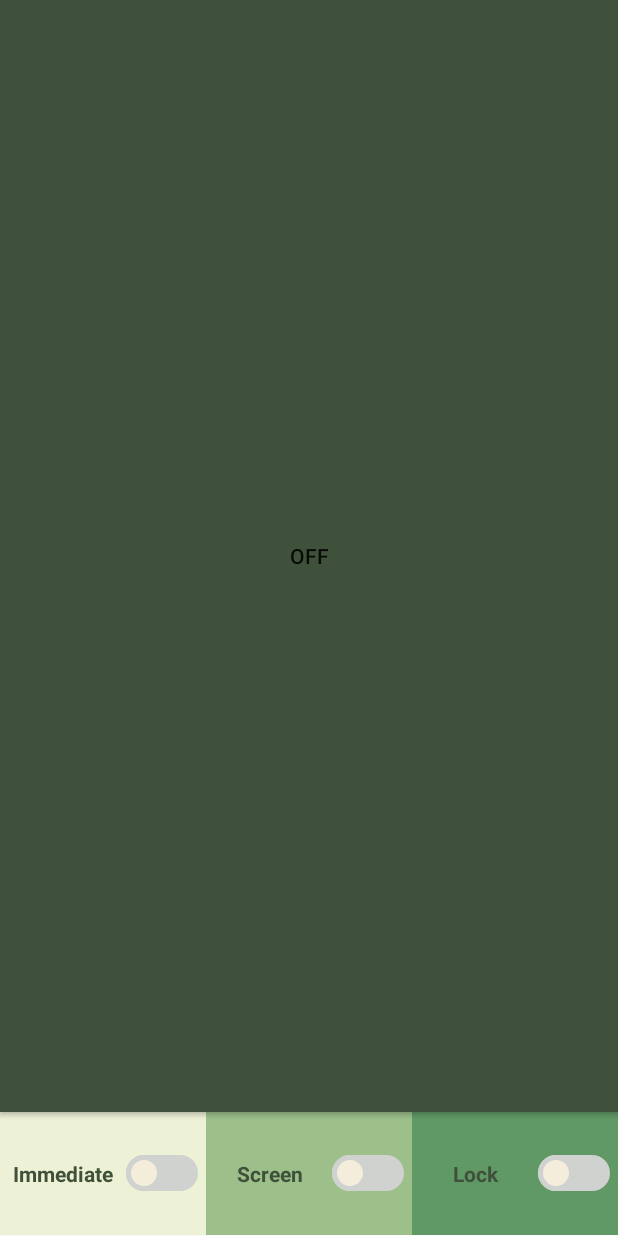
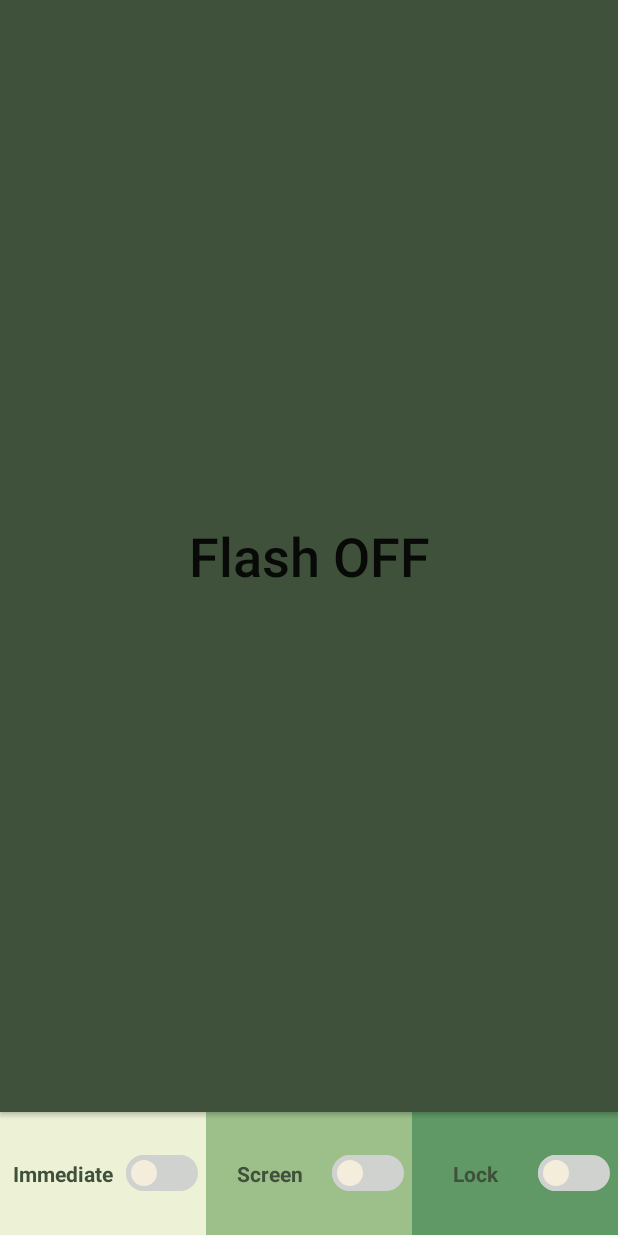
Before and after one commit to b3lon9/EasyFlash, an Android app: the screen it shows after launch (MainActivity), on a phone screen of 412 x 824 dp. Run offline under Robolectric (Android 15) with nearby library versions, the phone set to English and light mode, and no system bars; our stand-ins replace data binding; 4 statements that could not run were skipped.

Commit message:
remove statusbar color, add toggle button text

```diff
--- a/app/src/main/res/layout/activity_main.xml
+++ b/app/src/main/res/layout/activity_main.xml
@@ -22,6 +22,10 @@
             android:layout_width="match_parent"
             android:layout_height="0dp"
             android:layout_weight="0.9"
+            android:textOn="@string/toggle_text_on"
+            android:textOff="@string/toggle_text_off"
+            android:textSize="@dimen/toggle_text_size"
+            android:textAllCaps="false"
             android:background="@{vm.isSwitchScreen ? @drawable/toggle_screen_selector : @drawable/toggle_ripple}"
             android:checked="@={vm.isToggleChecked}"
             android:onCheckedChanged="@{(buttonView, isChecked) -> vm.onCheckedChanged(isChecked)}" />
--- a/app/src/main/res/values-night/themes.xml
+++ b/app/src/main/res/values-night/themes.xml
@@ -10,7 +10,11 @@
         <item name="colorSecondaryVariant">@color/teal_200</item>
         <item name="colorOnSecondary">@color/black</item>
         <!-- Status bar color. -->
-        <item name="android:statusBarColor" tools:targetApi="21">?attr/colorPrimaryVariant</item>
+        <!--<item name="android:statusBarColor" tools:targetApi="21">?attr/colorPrimaryVariant</item>-->
+
         <!-- Customize your theme here. -->
+        <item name="android:windowNoTitle">true</item>
+        <item name="android:statusBarColor">@android:color/transparent</item>
+
     </style>
 </resources>
--- a/app/src/main/res/values/dimens.xml
+++ b/app/src/main/res/values/dimens.xml
@@ -1,5 +1,7 @@
 <?xml version="1.0" encoding="utf-8"?>
 <resources xmlns:tools="http://schemas.android.com/tools">
+    <dimen name="toggle_text_size">36sp</dimen>
+
     <dimen name="switch_width">46dp</dimen>
     <dimen name="switch_track_radius">16dp</dimen>
     <dimen name="switch_track_height">14dp</dimen>
--- a/app/src/main/res/values/strings.xml
+++ b/app/src/main/res/values/strings.xml
@@ -1,5 +1,8 @@
 <resources>
     <string name="app_name">EasyFlash</string>
+
+    <string name="toggle_text_on">Flash ON</string>
+    <string name="toggle_text_off">Flash OFF</string>
 
     <string name="switch_immediate">Immediate</string>
     <string name="switch_screen">Screen</string>
--- a/app/src/main/res/values/themes.xml
+++ b/app/src/main/res/values/themes.xml
@@ -10,7 +10,10 @@
         <item name="colorSecondaryVariant">@color/teal_700</item>
         <item name="colorOnSecondary">@color/black</item>
         <!-- Status bar color. -->
-        <item name="android:statusBarColor" tools:targetApi="21">?attr/colorPrimaryVariant</item>
+        <!--<item name="android:statusBarColor" tools:targetApi="21">?attr/colorPrimaryVariant</item>-->
+
         <!-- Customize your theme here. -->
+        <item name="android:windowNoTitle">true</item>
+        <item name="android:statusBarColor">@android:color/transparent</item>
     </style>
 </resources>
```
Also changed, not shown: 1 other file.
